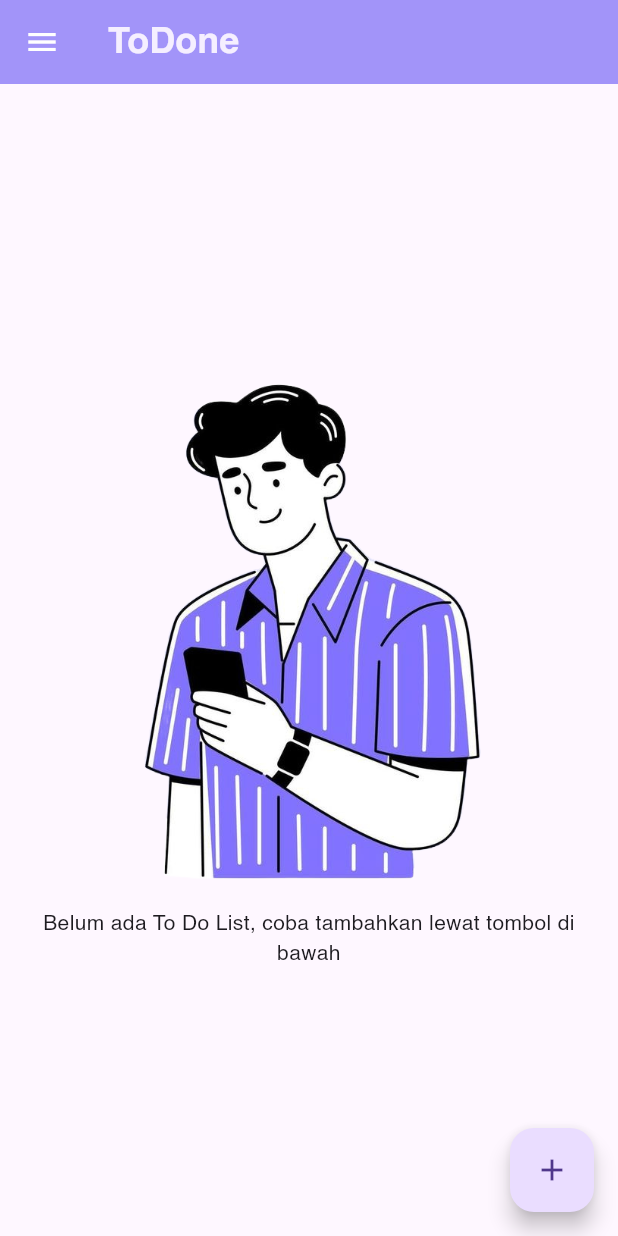
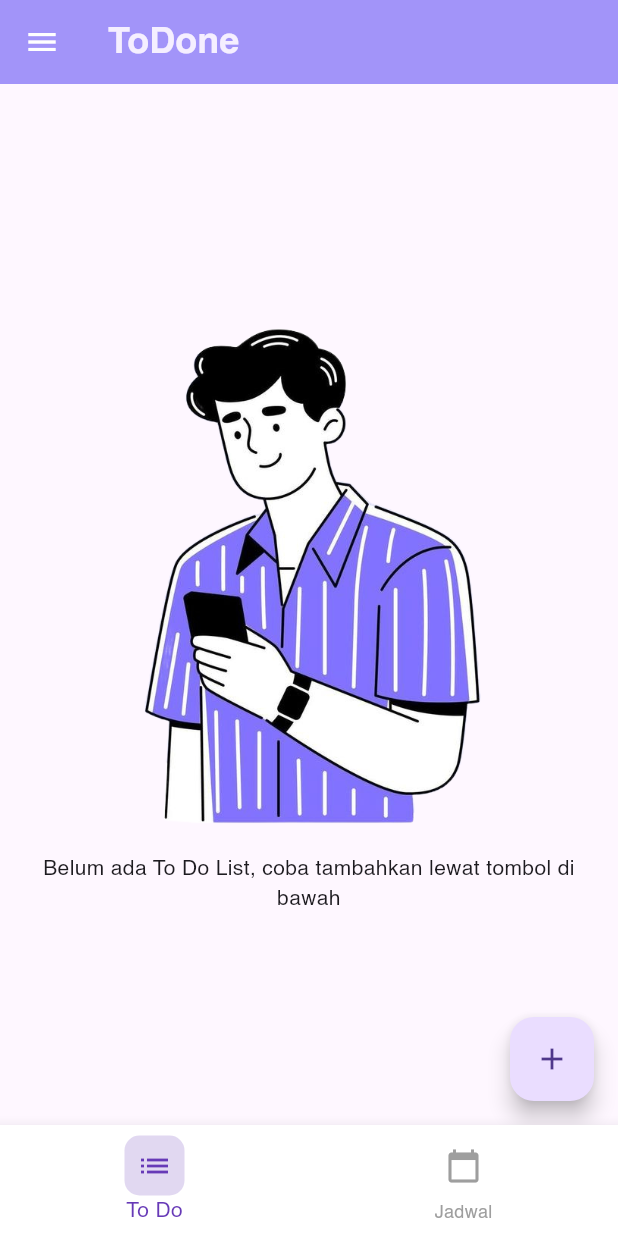
Before and after one commit to Ariyalex/ToDone, a Flutter app: the screen it shows after launch, on a phone screen of 412 x 824 dp. Run offline on Flutter 3.47's test engine with Material 3 defaults, Android fonts, the phone set to English and light mode, and no system bars; our stand-ins replace shared_preferences.

Commit message:
refactor home screen to use HomePage class, implement bottom navigation, and enhance Jadwal page integration

```diff
--- /dev/null
+++ b/lib/home_page.dart
@@ -0,0 +1,74 @@
+import 'package:flutter/material.dart';
+import 'package:to_do_list/to_do_list.dart';
+import 'package:to_do_list/jadwal.dart';
+
+class HomePage extends StatefulWidget {
+  const HomePage({super.key});
+
+  @override
+  State<HomePage> createState() => _HomePageState();
+}
+
+class _HomePageState extends State<HomePage> {
+  final PageController _pageController = PageController(
+    initialPage: 0,
+  );
+
+  int _selectedIndex = 0;
+
+  void _onItemTapped(int index) {
+    setState(() {
+      _selectedIndex = index;
+      _pageController.animateToPage(
+        index,
+        duration: const Duration(milliseconds: 300),
+        curve: Curves.easeInOut,
+      );
+    });
+  }
+
+  @override
+  Widget build(BuildContext context) {
+    return Scaffold(
+
+      body: PageView(
+        controller: _pageController,
+        physics: const NeverScrollableScrollPhysics(), // Disable swipe
+        children: const <Widget>[
+          ToDoList(),
+          JadwalPage(),
+        ],
+      ),
+      bottomNavigationBar: BottomNavigationBar(
+        items: [
+          _buildBottomNavigationBarItem(Icons.list, 'To Do', 0),
+          _buildBottomNavigationBarItem(Icons.calendar_today, 'Jadwal', 1),
+        ],
+        currentIndex: _selectedIndex,
+        onTap: _onItemTapped,
+        backgroundColor: Colors.white,
+        selectedItemColor: Colors.deepPurple,
+        unselectedItemColor: Colors.grey,
+      ),
+    );
+  }
+
+  BottomNavigationBarItem _buildBottomNavigationBarItem(
+    IconData icon, String label, int index) {
+      return BottomNavigationBarItem(
+        icon: AnimatedContainer(
+          duration: const Duration(milliseconds: 300),
+          padding: const EdgeInsets.all(8.0),
+          decoration: BoxDecoration(
+            color: _selectedIndex == index ? Colors.deepPurple.withOpacity(0.2) : Colors.transparent,
+            borderRadius: BorderRadius.circular(10),
+          ),
+          child: Icon(
+            icon,
+            color: _selectedIndex == index ? Colors.deepPurple : Colors.grey,
+          ),
+        ),
+        label: label,
+      );
+    }
+}
--- a/lib/main.dart
+++ b/lib/main.dart
@@ -1,5 +1,5 @@
 import 'package:flutter/material.dart';
-import 'package:to_do_list/home_screen.dart';
+import 'package:to_do_list/home_page.dart';
 
 void main() {
   runApp(const MyApp());
@@ -16,7 +16,7 @@ class MyApp extends StatelessWidget {
         fontFamily: 'Helvetica',
         primarySwatch: Colors.deepPurple,
       ),
-      home: const HomeScreen(),
+      home: const HomePage(), // Update to use ToDoList class
     );
   }
 }
--- a/lib/home_screen.dart
+++ b/lib/to_do_list.dart
@@ -5,16 +5,15 @@ import 'package:shared_preferences/shared_preferences.dart'; // Import SharedPre
 import 'dart:convert'; // Import json
 import 'package:to_do_list/edit.dart'; // Import the EditList class
 import 'package:to_do_list/main.dart';
-import 'package:to_do_list/jadwal.dart';
 
-class HomeScreen extends StatefulWidget {
-  const HomeScreen({super.key});
+class ToDoList extends StatefulWidget { // Change class name
+  const ToDoList({super.key});
 
   @override
-  State<HomeScreen> createState() => _HomeScreenState();
+  State<ToDoList> createState() => _ToDoListState(); // Update state class name
 }
 
-class _HomeScreenState extends State<HomeScreen> {
+class _ToDoListState extends State<ToDoList> { // Change state class name
   final GlobalKey<ScaffoldState> _scaffoldKey = GlobalKey<ScaffoldState>(); // Add GlobalKey
 
   @override
@@ -117,16 +116,13 @@ class _HomeScreenState extends State<HomeScreen> {
             ListTile(
               title: const Text('To Do List'),
               onTap: () {
-                Navigator.pop(context);
+                null;
               },
             ),
             ListTile(
               title: const Text('Jadwal'),
               onTap: () {
-                Navigator.push(
-                  context,
-                  SlidePageRoute(page: const JadwalPage()), // Use page instead of builder
-                );
+                null;
               },
             ),
           ],
```
Also changed, not shown: lib/jadwal.dart (+7 -6 lines).
